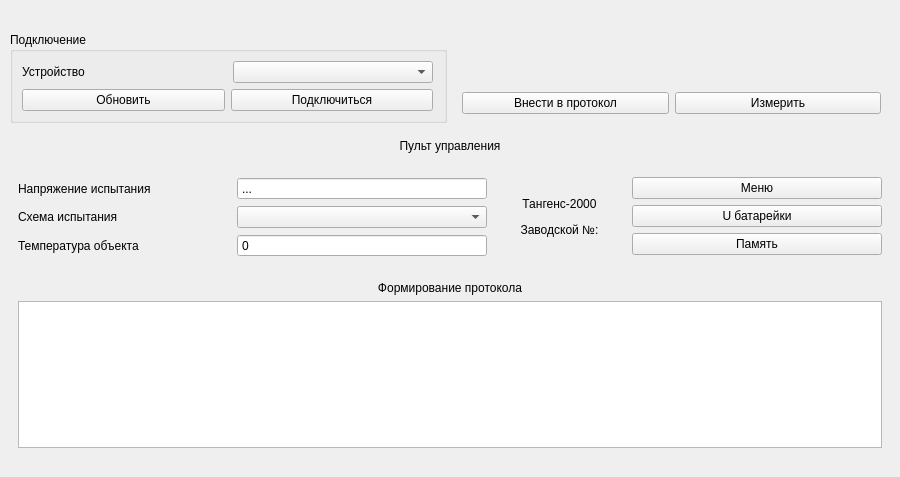
The window that devices/device_t2000.ui (aarsmirnov/etl_probator) describes before a commit, drawn with Qt 5.
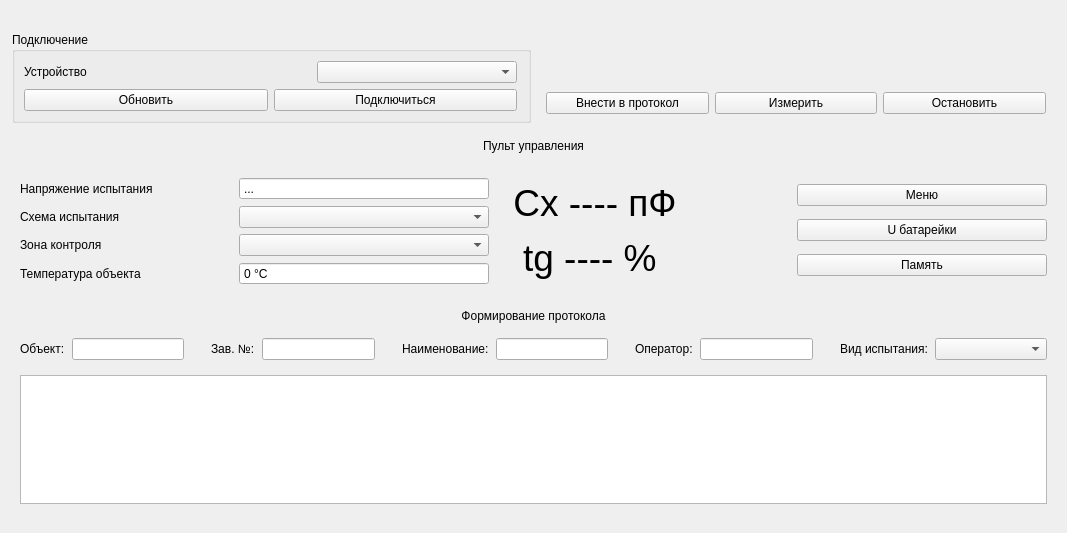
The same window after the commit. Icons and pictures are not drawn.

Commit message: Update T2000 ui/ux

Patch:
```diff
--- a/devices/device_t2000.ui
+++ b/devices/device_t2000.ui
@@ -6,20 +6,14 @@
    <rect>
     <x>0</x>
     <y>0</y>
-    <width>900</width>
-    <height>477</height>
+    <width>961</width>
+    <height>533</height>
    </rect>
   </property>
   <property name="windowTitle">
    <string>Form</string>
   </property>
   <layout class="QGridLayout" name="gridLayout_4">
-   <property name="leftMargin">
-    <number>9</number>
-   </property>
-   <property name="rightMargin">
-    <number>9</number>
-   </property>
    <item row="0" column="0">
     <widget class="QLabel" name="lblTitle">
      <property name="text">
@@ -183,6 +177,13 @@
              </property>
             </widget>
            </item>
+           <item>
+            <widget class="QPushButton" name="pbStop">
+             <property name="text">
+              <string>Остановить</string>
+             </property>
+            </widget>
+           </item>
           </layout>
          </item>
         </layout>
@@ -198,16 +199,6 @@
      </property>
      <widget class="QWidget" name="page1">
       <layout class="QGridLayout" name="gridLayout_5">
-       <item row="0" column="0">
-        <widget class="QLabel" name="lblConsoleTitle">
-         <property name="text">
-          <string>Пульт управления</string>
-         </property>
-         <property name="alignment">
-          <set>Qt::AlignCenter</set>
-         </property>
-        </widget>
-       </item>
        <item row="1" column="0">
         <widget class="QWidget" name="wControlConsole" native="true">
          <layout class="QHBoxLayout" name="horizontalLayout_6">
@@ -235,22 +226,6 @@
              <property name="rightMargin">
               <number>0</number>
              </property>
-             <item row="2" column="1">
-              <spacer name="horizontalSpacer_4">
-               <property name="orientation">
-                <enum>Qt::Horizontal</enum>
-               </property>
-               <property name="sizeType">
-                <enum>QSizePolicy::Fixed</enum>
-               </property>
-               <property name="sizeHint" stdset="0">
-                <size>
-                 <width>80</width>
-                 <height>20</height>
-                </size>
-               </property>
-              </spacer>
-             </item>
              <item row="0" column="2">
               <widget class="QSpinBox" name="sbVoltage">
                <property name="sizePolicy">
@@ -271,6 +246,9 @@
                <property name="specialValueText">
                 <string>...</string>
                </property>
+               <property name="suffix">
+                <string> В</string>
+               </property>
                <property name="prefix">
                 <string/>
                </property>
@@ -285,6 +263,96 @@
                </property>
               </widget>
              </item>
+             <item row="1" column="1">
+              <spacer name="horizontalSpacer_3">
+               <property name="orientation">
+                <enum>Qt::Horizontal</enum>
+               </property>
+               <property name="sizeType">
+                <enum>QSizePolicy::Fixed</enum>
+               </property>
+               <property name="sizeHint" stdset="0">
+                <size>
+                 <width>80</width>
+                 <height>20</height>
+                </size>
+               </property>
+              </spacer>
+             </item>
+             <item row="1" column="2">
+              <widget class="QComboBox" name="cbSchema">
+               <property name="sizePolicy">
+                <sizepolicy hsizetype="Expanding" vsizetype="Fixed">
+                 <horstretch>0</horstretch>
+                 <verstretch>0</verstretch>
+                </sizepolicy>
+               </property>
+               <property name="minimumSize">
+                <size>
+                 <width>250</width>
+                 <height>0</height>
+                </size>
+               </property>
+              </widget>
+             </item>
+             <item row="3" column="2">
+              <widget class="QSpinBox" name="sbTemperature">
+               <property name="sizePolicy">
+                <sizepolicy hsizetype="Expanding" vsizetype="Fixed">
+                 <horstretch>0</horstretch>
+                 <verstretch>0</verstretch>
+                </sizepolicy>
+               </property>
+               <property name="minimumSize">
+                <size>
+                 <width>250</width>
+                 <height>0</height>
+                </size>
+               </property>
+               <property name="buttonSymbols">
+                <enum>QAbstractSpinBox::NoButtons</enum>
+               </property>
+               <property name="suffix">
+                <string> °C</string>
+               </property>
+               <property name="minimum">
+                <number>0</number>
+               </property>
+               <property name="maximum">
+                <number>40</number>
+               </property>
+              </widget>
+             </item>
+             <item row="1" column="0">
+              <widget class="QLabel" name="lblSchema">
+               <property name="text">
+                <string>Схема испытания</string>
+               </property>
+              </widget>
+             </item>
+             <item row="3" column="1">
+              <spacer name="horizontalSpacer_4">
+               <property name="orientation">
+                <enum>Qt::Horizontal</enum>
+               </property>
+               <property name="sizeType">
+                <enum>QSizePolicy::Fixed</enum>
+               </property>
+               <property name="sizeHint" stdset="0">
+                <size>
+                 <width>80</width>
+                 <height>20</height>
+                </size>
+               </property>
+              </spacer>
+             </item>
+             <item row="3" column="0">
+              <widget class="QLabel" name="lblTemperature">
+               <property name="text">
+                <string>Температура объекта</string>
+               </property>
+              </widget>
+             </item>
              <item row="0" column="0">
               <widget class="QLabel" name="lblVoltage">
                <property name="text">
@@ -308,76 +376,28 @@
                </property>
               </spacer>
              </item>
-             <item row="1" column="0">
-              <widget class="QLabel" name="lblSchema">
-               <property name="text">
-                <string>Схема испытания</string>
-               </property>
-              </widget>
-             </item>
              <item row="2" column="0">
-              <widget class="QLabel" name="lblTemperature">
+              <widget class="QLabel" name="lblZone">
                <property name="text">
-                <string>Температура объекта</string>
+                <string>Зона контроля</string>
                </property>
               </widget>
              </item>
-             <item row="1" column="1">
-              <spacer name="horizontalSpacer_3">
+             <item row="2" column="1">
+              <spacer name="horizontalSpacer_5">
                <property name="orientation">
                 <enum>Qt::Horizontal</enum>
                </property>
-               <property name="sizeType">
-                <enum>QSizePolicy::Fixed</enum>
-               </property>
                <property name="sizeHint" stdset="0">
                 <size>
-                 <width>80</width>
+                 <width>40</width>
                  <height>20</height>
                 </size>
                </property>
               </spacer>
              </item>
              <item row="2" column="2">
-              <widget class="QSpinBox" name="sbTemperature">
-               <property name="sizePolicy">
-                <sizepolicy hsizetype="Expanding" vsizetype="Fixed">
-                 <horstretch>0</horstretch>
-                 <verstretch>0</verstretch>
-                </sizepolicy>
-               </property>
-               <property name="minimumSize">
-                <size>
-                 <width>250</width>
-                 <height>0</height>
-                </size>
-               </property>
-               <property name="buttonSymbols">
-                <enum>QAbstractSpinBox::NoButtons</enum>
-               </property>
-               <property name="minimum">
-                <number>-1</number>
-               </property>
-               <property name="maximum">
-                <number>40</number>
-               </property>
-              </widget>
-             </item>
-             <item row="1" column="2">
-              <widget class="QComboBox" name="cbSchema">
-               <property name="sizePolicy">
-                <sizepolicy hsizetype="Expanding" vsizetype="Fixed">
-                 <horstretch>0</horstretch>
-                 <verstretch>0</verstretch>
-                </sizepolicy>
-               </property>
-               <property name="minimumSize">
-                <size>
-                 <width>250</width>
-                 <height>0</height>
-                </size>
-               </property>
-              </widget>
+              <widget class="QComboBox" name="cbZone"/>
              </item>
             </layout>
            </widget>
@@ -397,13 +417,33 @@
              </size>
             </property>
             <property name="text">
-             <string>&lt;html&gt;&lt;head/&gt;&lt;body&gt;&lt;p&gt;Тангенс-2000&lt;/p&gt;&lt;p&gt;Заводской №:&lt;/p&gt;&lt;/body&gt;&lt;/html&gt;</string>
+             <string>&lt;html&gt;&lt;head/&gt;&lt;body&gt;&lt;p&gt;&lt;span style=&quot; font-size:28pt;&quot;&gt;Cx ---- пФ&lt;/span&gt;&lt;/p&gt;&lt;p&gt;&lt;span style=&quot; font-size:28pt;&quot;&gt;tg ---- % &lt;/span&gt;&lt;/p&gt;&lt;/body&gt;&lt;/html&gt;</string>
             </property>
             <property name="alignment">
              <set>Qt::AlignCenter</set>
             </property>
            </widget>
           </item>
+          <item>
+           <widget class="QToolButton" name="tbElectricWarning">
+            <property name="text">
+             <string/>
+            </property>
+            <property name="icon">
+             <iconset resource="../resources.qrc">
+              <normaloff>:/ui/style/electric_warning.svg</normaloff>:/ui/style/electric_warning.svg</iconset>
+            </property>
+            <property name="iconSize">
+             <size>
+              <width>64</width>
+              <height>64</height>
+             </size>
+            </property>
+            <property name="autoRaise">
+             <bool>true</bool>
+            </property>
+           </widget>
+          </item>
           <item>
            <widget class="QWidget" name="wTools" native="true">
             <property name="sizePolicy">
@@ -506,6 +546,16 @@
          </layout>
         </widget>
        </item>
+       <item row="0" column="0">
+        <widget class="QLabel" name="lblConsoleTitle">
+         <property name="text">
+          <string>Пульт управления</string>
+         </property>
+         <property name="alignment">
+          <set>Qt::AlignCenter</set>
+         </property>
+        </widget>
+       </item>
        <item row="2" column="0">
         <widget class="QWidget" name="wProtocol" native="true">
          <layout class="QVBoxLayout" name="verticalLayout_3">
@@ -525,6 +575,179 @@
             </property>
            </widget>
           </item>
+          <item>
+           <widget class="QWidget" name="wProtocolSettings_3" native="true">
+            <property name="sizePolicy">
+             <sizepolicy hsizetype="Expanding" vsizetype="Preferred">
+              <horstretch>0</horstretch>
+              <verstretch>0</verstretch>
+             </sizepolicy>
+            </property>
+            <layout class="QHBoxLayout" name="horizontalLayout_9">
+             <property name="spacing">
+              <number>7</number>
+             </property>
+             <property name="leftMargin">
+              <number>0</number>
+             </property>
+             <property name="rightMargin">
+              <number>0</number>
+             </property>
+             <item>
+              <widget class="QLabel" name="lblObject_3">
+               <property name="sizePolicy">
+                <sizepolicy hsizetype="Fixed" vsizetype="Preferred">
+                 <horstretch>0</horstretch>
+                 <verstretch>0</verstretch>
+                </sizepolicy>
+               </property>
+               <property name="text">
+                <string>Объект:</string>
+               </property>
+              </widget>
+             </item>
+             <item>
+              <widget class="QLineEdit" name="leObject_3"/>
+             </item>
+             <item>
+              <spacer name="horizontalSpacer_13">
+               <property name="orientation">
+                <enum>Qt::Horizontal</enum>
+               </property>
+               <property name="sizeType">
+                <enum>QSizePolicy::Fixed</enum>
+               </property>
+               <property name="sizeHint" stdset="0">
+                <size>
+                 <width>20</width>
+                 <height>20</height>
+                </size>
+               </property>
+              </spacer>
+             </item>
+             <item>
+              <widget class="QLabel" name="lblbNum_3">
+               <property name="sizePolicy">
+                <sizepolicy hsizetype="Fixed" vsizetype="Preferred">
+                 <horstretch>0</horstretch>
+                 <verstretch>0</verstretch>
+                </sizepolicy>
+               </property>
+               <property name="text">
+                <string>Зав. №:</string>
+               </property>
+              </widget>
+             </item>
+             <item>
+              <widget class="QLineEdit" name="leSerialNumber_3">
+               <property name="sizePolicy">
+                <sizepolicy hsizetype="Expanding" vsizetype="Fixed">
+                 <horstretch>0</horstretch>
+                 <verstretch>0</verstretch>
+                </sizepolicy>
+               </property>
+              </widget>
+             </item>
+             <item>
+              <spacer name="horizontalSpacer_14">
+               <property name="orientation">
+                <enum>Qt::Horizontal</enum>
+               </property>
+               <property name="sizeType">
+                <enum>QSizePolicy::Fixed</enum>
+               </property>
+               <property name="sizeHint" stdset="0">
+                <size>
+                 <width>20</width>
+                 <height>20</height>
+                </size>
+               </property>
+              </spacer>
+             </item>
+             <item>
+              <widget class="QLabel" name="lblName_3">
+               <property name="sizePolicy">
+                <sizepolicy hsizetype="Fixed" vsizetype="Preferred">
+                 <horstretch>0</horstretch>
+                 <verstretch>0</verstretch>
+                </sizepolicy>
+               </property>
+               <property name="text">
+                <string>Наименование:</string>
+               </property>
+              </widget>
+             </item>
+             <item>
+              <widget class="QLineEdit" name="leName_3"/>
+             </item>
+             <item>
+              <spacer name="horizontalSpacer_15">
+               <property name="orientation">
+                <enum>Qt::Horizontal</enum>
+               </property>
+               <property name="sizeType">
+                <enum>QSizePolicy::Fixed</enum>
+               </property>
+               <property name="sizeHint" stdset="0">
+                <size>
+                 <width>20</width>
+                 <height>20</height>
+                </size>
+               </property>
+              </spacer>
+             </item>
+             <item>
+              <widget class="QLabel" name="lblOperator_3">
+               <property name="text">
+                <string>Оператор:</string>
+               </property>
+              </widget>
+             </item>
+             <item>
+              <widget class="QLineEdit" name="leOperator_3"/>
+             </item>
+             <item>
+              <spacer name="horizontalSpacer_16">
+               <property name="orientation">
+                <enum>Qt::Horizontal</enum>
+               </property>
+               <property name="sizeType">
+                <enum>QSizePolicy::Fixed</enum>
+               </property>
+               <property name="sizeHint" stdset="0">
+                <size>
+                 <width>20</width>
+                 <height>20</height>
+                </size>
+               </property>
+              </spacer>
+             </item>
+             <item>
+              <widget class="QLabel" name="lblType_3">
+               <property name="sizePolicy">
+                <sizepolicy hsizetype="Fixed" vsizetype="Preferred">
+                 <horstretch>0</horstretch>
+                 <verstretch>0</verstretch>
+                </sizepolicy>
+               </property>
+               <property name="text">
+                <string>Вид испытания:</string>
+               </property>
+              </widget>
+             </item>
+             <item>
+              <widget class="QComboBox" name="cbType_3">
+               <property name="sizePolicy">
+                <sizepolicy hsizetype="Expanding" vsizetype="Fixed">
+                 <horstretch>0</horstretch>
+                 <verstretch>0</verstretch>
+                </sizepolicy>
+               </property>
+              </widget>
+             </item>
+            </layout>
+           </widget>
+          </item>
           <item>
            <widget class="QTableView" name="tvProtocol"/>
           </item>
```
Left out of the diff: 4 changed lines with no effect on the pictures. The commit also changes 3 other files.
